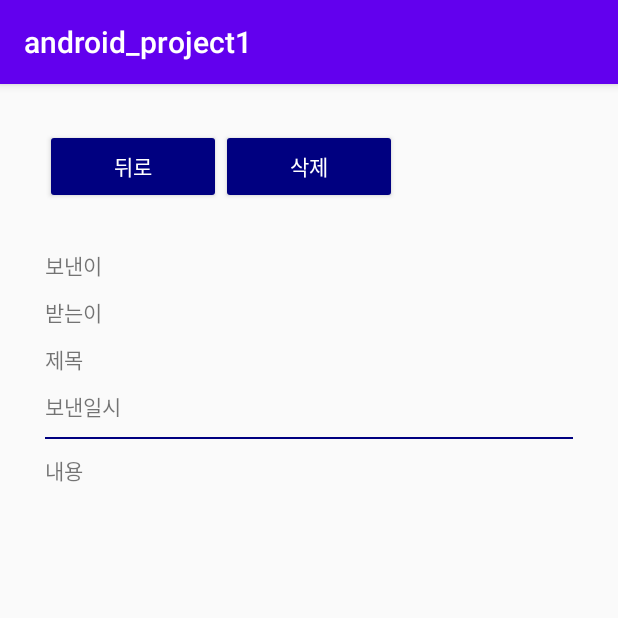
After one commit to novice-hero/Android_project1, an Android app: the SendMessageActivity screen opened directly, with no data from a screen before it, on a phone screen of 412 x 824 dp, the top half of it. The commit adds this screen. Run offline under Robolectric (Android 15) with nearby library versions, the phone set to English and light mode, and no system bars; our stand-ins replace Volley; network calls fail; 5 statements that could not run were skipped.

Commit message:
22-06-04 보낸 메시지, 받은 메시지 삭제 기능 추가

```diff
--- a/app/src/main/AndroidManifest.xml
+++ b/app/src/main/AndroidManifest.xml
@@ -18,7 +18,10 @@
             android:label="@string/title_activity_nav"
             android:theme="@style/Theme.Android_project1.NoActionBar" />
         <activity
-            android:name=".MessageActivity"
+            android:name=".SendMessageActivity"
+            android:exported="false" />
+        <activity
+            android:name=".ReceiveMessageActivity"
             android:exported="false" />
         <activity
             android:name=".SignUpActivity"
--- /dev/null
+++ b/app/src/main/java/kr/hnu/android_project1/SendMessageActivity.java
@@ -0,0 +1,84 @@
+package kr.hnu.android_project1;
+
+import androidx.appcompat.app.AlertDialog;
+import androidx.appcompat.app.AppCompatActivity;
+
+import android.content.Intent;
+import android.os.Bundle;
+import android.util.Log;
+import android.view.View;
+import android.widget.Button;
+import android.widget.TextView;
+import android.widget.Toast;
+
+import com.android.volley.RequestQueue;
+import com.android.volley.Response;
+import com.android.volley.toolbox.Volley;
+
+import org.json.JSONException;
+import org.json.JSONObject;
+
+public class SendMessageActivity extends AppCompatActivity {
+    // 받은 메시지를 눌렀을 때 나오는 화면
+    Button btnBack_send, btnDelete_send;
+    @Override
+    protected void onCreate(Bundle savedInstanceState) {
+        super.onCreate(savedInstanceState);
+        setContentView(R.layout.activity_send_message);
+        btnBack_send = findViewById(R.id.send_btn_back);
+        btnDelete_send = findViewById(R.id.send_btn_delete);
+
+        Intent intent = getIntent(); // 인텐트를 받아서 정보를 각각 저장
+
+        String sender = intent.getExtras().getString("sender");
+        String receiver = intent.getExtras().getString("receiver");
+        String title = intent.getExtras().getString("title");
+        String content = intent.getExtras().getString("content");
+        String sendDate = intent.getExtras().getString("sendDate");
+
+        TextView tv_sender = findViewById(R.id.tv_sender_empty);
+        TextView tv_receiver = findViewById(R.id.tv_receiver_empty);
+        TextView tv_title = findViewById(R.id.tv_title_empty);
+        TextView tv_date = findViewById(R.id.tv_date_empty);
+        TextView tv_content = findViewById(R.id.tv_content_empty);
+
+        tv_sender.setText(sender);
+        tv_receiver.setText(receiver);
+        tv_title.setText(title);
+        tv_date.setText(sendDate);
+        tv_content.setText(content);
+
+        btnBack_send.setOnClickListener(new View.OnClickListener() {
+            @Override
+            public void onClick(View v) {
+                finish();
+            }
+        });
+        btnDelete_send.setOnClickListener(new View.OnClickListener() {
+            @Override
+            public void onClick(View v) {
+                Response.Listener<String> responseListener = new Response.Listener<String>() {
+                    @Override
+                    public void onResponse(String response) {
+                        Log.i("error", response);
+                        try {
+                            JSONObject jsonResponse = new JSONObject(response);
+                            boolean isSuccess = jsonResponse.getBoolean("success");
+                            if (isSuccess) {
+                                Toast.makeText(v.getContext(), "삭제되었습니다.", Toast.LENGTH_SHORT).show();
+                                finish();
+                            } else {
+                                Log.e("highero10", "failed");
+                            }
+                        } catch (JSONException e) {
+                            e.printStackTrace();
+                        }
+                    }
+                };
+                SendDeleteRequest sendDeleteRequest = new SendDeleteRequest(tv_sender.getText().toString(), tv_date.getText().toString(), responseListener);
+                RequestQueue requestQueue = Volley.newRequestQueue(v.getContext());
+                requestQueue.add(sendDeleteRequest);
+            }
+        });
+    }
+}
--- /dev/null
+++ b/app/src/main/res/layout/activity_send_message.xml
@@ -0,0 +1,134 @@
+<?xml version="1.0" encoding="utf-8"?>
+<LinearLayout xmlns:android="http://schemas.android.com/apk/res/android"
+    xmlns:app="http://schemas.android.com/apk/res-auto"
+    xmlns:tools="http://schemas.android.com/tools"
+    android:layout_width="match_parent"
+    android:layout_height="match_parent"
+    android:layout_gravity="center"
+    tools:context=".SendMessageActivity">
+
+    <RelativeLayout
+        android:layout_width="match_parent"
+        android:layout_height="match_parent"
+        android:layout_margin="30dp"
+        android:orientation="vertical">
+        <LinearLayout
+            android:id="@+id/linear"
+            android:layout_width="match_parent"
+            android:layout_height="wrap_content">
+            <Button
+                android:id="@+id/send_btn_back"
+                android:layout_width="110dp"
+                android:layout_height="50dp"
+                android:backgroundTint="@color/hannam"
+                android:layout_weight="1"
+                android:text="뒤로"
+                android:textColor="@color/white"/>
+            <Button
+                android:id="@+id/send_btn_delete"
+                android:layout_width="110dp"
+                android:layout_height="50dp"
+                android:backgroundTint="@color/hannam"
+                android:layout_weight="1"
+                android:text="삭제"
+                android:layout_toRightOf="@+id/btn_back"
+                android:textColor="@color/white"/>
+            <Button
+                android:id="@+id/send_btn_reply"
+                android:layout_width="110dp"
+                android:layout_height="50dp"
+                android:backgroundTint="@color/hannam"
+                android:layout_weight="1"
+                android:text="답장"
+                android:layout_toRightOf="@+id/btn_delete"
+                android:visibility="invisible"
+                android:textColor="@color/white"/>
+        </LinearLayout>
+        <TextView
+            android:id="@+id/tv_sender"
+            android:layout_width="wrap_content"
+            android:layout_height="wrap_content"
+            android:layout_marginTop="30dp"
+            android:layout_below="@+id/linear"
+            android:text="보낸이"/>
+        <TextView
+            android:id="@+id/tv_sender_empty"
+            android:layout_width="wrap_content"
+            android:layout_height="wrap_content"
+            android:layout_marginTop="30dp"
+            android:layout_marginLeft="30dp"
+            android:textColor="@color/hannam"
+            android:layout_below="@+id/linear"
+            android:layout_toRightOf="@+id/tv_sender"/>
+        <TextView
+            android:id="@+id/tv_receiver"
+            android:layout_width="wrap_content"
+            android:layout_height="wrap_content"
+            android:layout_below="@+id/tv_sender"
+            android:layout_marginTop="10dp"
+            android:text="받는이"/>
+        <TextView
+            android:id="@+id/tv_receiver_empty"
+            android:layout_width="wrap_content"
+            android:layout_height="wrap_content"
+            android:layout_marginLeft="30dp"
+            android:layout_marginTop="10dp"
+            android:layout_below="@+id/tv_sender_empty"
+            android:layout_toRightOf="@+id/tv_receiver"/>
+        <TextView
+            android:id="@+id/tv_title"
+            android:layout_width="wrap_content"
+            android:layout_height="wrap_content"
+            android:layout_below="@+id/tv_receiver"
+            android:layout_marginTop="10dp"
+            android:text="제목"/>
+        <TextView
+            android:id="@+id/tv_title_empty"
+            android:textSize="20dp"
+            android:layout_width="wrap_content"
+            android:layout_height="wrap_content"
+            android:layout_marginLeft="42dp"
+            android:layout_marginTop="4dp"
+            android:layout_below="@+id/tv_receiver_empty"
+            android:layout_toRightOf="@+id/tv_title"/>
+        <TextView
+            android:id="@+id/tv_date"
+            android:layout_width="wrap_content"
+            android:layout_height="wrap_content"
+            android:layout_below="@+id/tv_title"
+            android:layout_marginTop="10dp"
+            android:text="보낸일시"/>
+        <TextView
+            android:id="@+id/tv_date_empty"
+            android:layout_width="wrap_content"
+            android:layout_height="wrap_content"
+            android:layout_marginLeft="16dp"
+            android:layout_marginTop="10dp"
+            android:layout_below="@+id/tv_title_empty"
+            android:layout_toRightOf="@+id/tv_date"/>
+        <TextView
+            android:id="@+id/line"
+            android:layout_width="match_parent"
+            android:layout_height="1dp"
+            android:layout_below="@+id/tv_date"
+            android:layout_marginTop="10dp"
+            android:background="@color/hannam"/>
+        <TextView
+            android:id="@+id/tv_content"
+            android:layout_width="wrap_content"
+            android:layout_height="wrap_content"
+            android:layout_below="@+id/line"
+            android:layout_marginTop="10dp"
+            android:text="내용"/>
+        <TextView
+            android:id="@+id/tv_content_empty"
+            android:layout_width="wrap_content"
+            android:layout_height="wrap_content"
+            android:layout_marginLeft="42dp"
+            android:layout_marginTop="10dp"
+            android:layout_below="@+id/line"
+            android:layout_toRightOf="@+id/tv_content"/>
+
+    </RelativeLayout>
+
+</LinearLayout>
--- a/app/src/main/res/layout/fragment_write_message.xml
+++ b/app/src/main/res/layout/fragment_write_message.xml
@@ -4,7 +4,8 @@
     xmlns:tools="http://schemas.android.com/tools"
     android:layout_width="match_parent"
     android:layout_height="match_parent"
-    tools:context=".HomeFragment">
+    android:id="@+id/write_layout"
+    tools:context=".WriteMessageFragment">
     <Button
         android:id="@+id/write_btn_cancel"
         android:layout_width="160dp"
```
Also changed, not shown: app/src/main/java/kr/hnu/android_project1/MessageActivity.java (deleted, +0 -36 lines), app/src/main/java/kr/hnu/android_project1/MyRecyclerViewAdapter.java (+20 -9 lines), app/src/main/java/kr/hnu/android_project1/ReceiveDeleteRequest.java (added, +30 -0 lines), app/src/main/java/kr/hnu/android_project1/ReceiveMessageActivity.java (added, +96 -0 lines), app/src/main/java/kr/hnu/android_project1/ReceiveMessageFragment.java (+6 -2 lines), app/src/main/java/kr/hnu/android_project1/SendDeleteRequest.java (added, +30 -0 lines), app/src/main/java/kr/hnu/android_project1/SendMessageFragment.java (+8 -15 lines), app/src/main/res/layout/activity_receive_message.xml (renamed from app/src/main/res/layout/activity_message.xml, +36 -3 lines).
